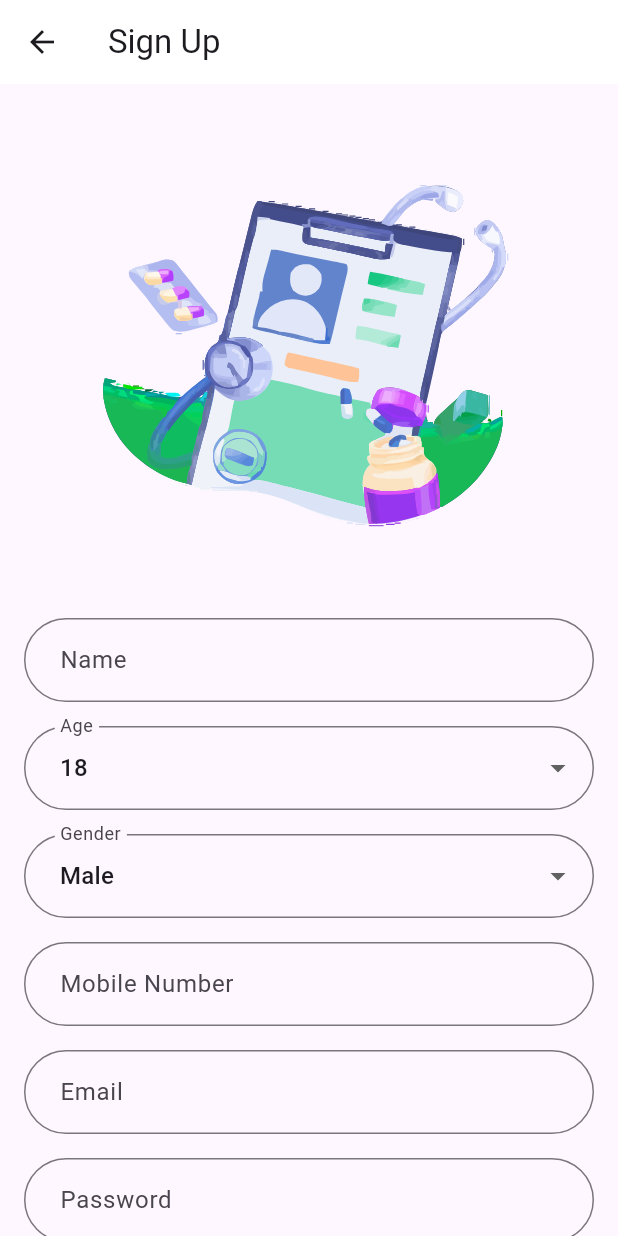
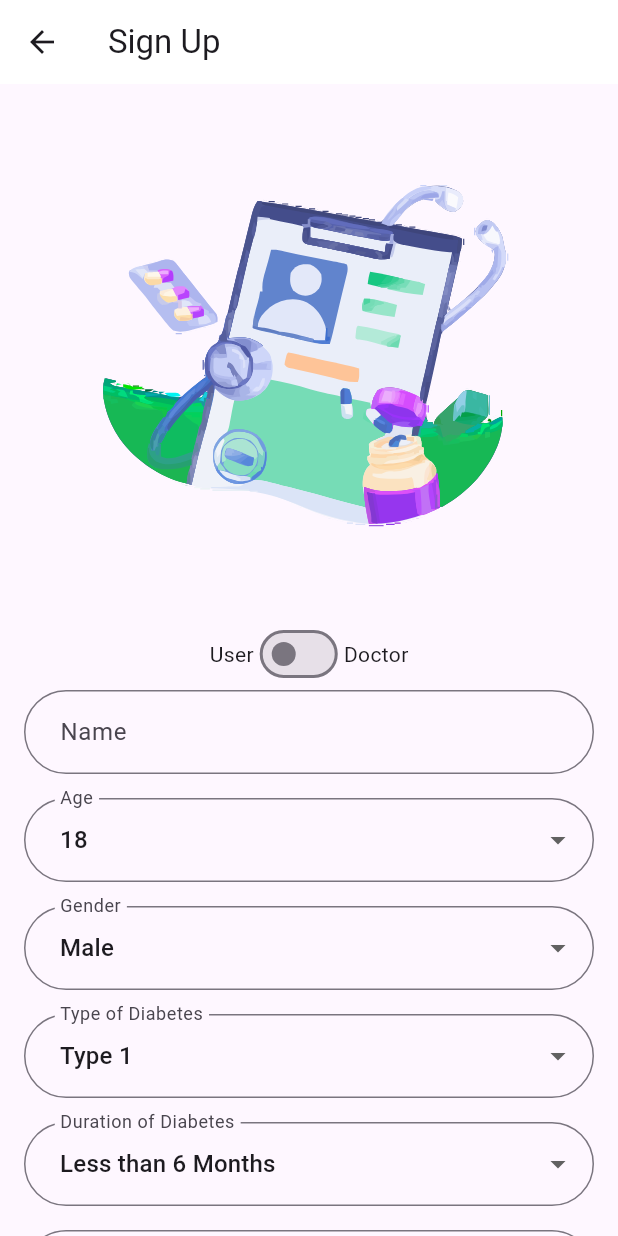
Before and after one commit to vxnkt/diabetes_management_app, a Flutter app: the SignupPage screen opened directly, on a phone screen of 412 x 824 dp. Run offline on Flutter 3.47's test engine with Material 3 defaults, Android fonts, the phone set to English and light mode, and no system bars; our stand-ins replace cloud_firestore, firebase_auth, firebase_core, firebase_storage, fl_chart, flutter_local_notifications and 4 more; missing offline and left inert: flutter_phone_direct_caller; accounts and stored records are empty.

Commit message:
doctor login and signup

```diff
--- a/lib/authentication/signup.dart
+++ b/lib/authentication/signup.dart
@@ -2,7 +2,6 @@ import 'package:appathon/authentication/details_page.dart';
 import 'package:flutter/material.dart';
 import 'package:flutter_svg/flutter_svg.dart';
 import '../firebase/auth_methods.dart';
-
 
 class SignupPage extends StatefulWidget {
   @override
@@ -11,6 +10,7 @@ class SignupPage extends StatefulWidget {
 
 class _SignupPageState extends State<SignupPage> {
   final GlobalKey<FormState> _formKey = GlobalKey<FormState>();
+  bool _isDoctorSignup = false; // Toggle between user and doctor signup
   String _name = '';
   int _age = 18;
   String _gender = 'Male';
@@ -19,6 +19,7 @@ class _SignupPageState extends State<SignupPage> {
   String _password = '';
   String _diabetesType = 'Type 1';
   String _diabetesDuration = 'Less than 6 Months';
+  String _doctorUid = ''; // For doctor signup
   bool _isLoading = false;
 
   AuthMethods _authMethods = AuthMethods();
@@ -45,7 +46,16 @@ class _SignupPageState extends State<SignupPage> {
         _isLoading = true;
       });
 
-      String? result = await _authMethods.signupUser(
+      String? result;
+      if (_isDoctorSignup) {
+        result = await _authMethods.signupDoctor(
+          email: _email,
+          password: _password,
+          mobileNumber: _mobileNumber,
+          name: _name,
+        );
+      } else {
+        result = await _authMethods.signupUser(
           email: _email,
           password: _password,
           mobileNumber: _mobileNumber,
@@ -55,17 +65,24 @@ class _SignupPageState extends State<SignupPage> {
           diabetesType: _diabetesType,
           diabetesDuration: _diabetesDuration,
         );
+      }
 
       setState(() {
         _isLoading = false;
       });
 
       if (result == "Success") {
-        // Navigate to MedicalDetailsPage after successful signup
+        // Redirect based on the signup type
+        if (_isDoctorSignup) {
+          // Navigate to the Doctor's homepage if signup is for Doctor
+          Navigator.pushReplacementNamed(context, '/doctorHomePage');
+        } else {
+          // Navigate to Medical Details page for users
           Navigator.pushReplacement(
             context,
             MaterialPageRoute(builder: (context) => MedicalDetailsPage()),
           );
+        }
       } else {
         showDialog(
           context: context,
@@ -107,6 +124,23 @@ class _SignupPageState extends State<SignupPage> {
               ),
               SizedBox(height: 40),
 
+              // Switch between User and Doctor Signup
+              Row(
+                mainAxisAlignment: MainAxisAlignment.center,
+                children: [
+                  Text('User'),
+                  Switch(
+                    value: _isDoctorSignup,
+                    onChanged: (value) {
+                      setState(() {
+                        _isDoctorSignup = value;
+                      });
+                    },
+                  ),
+                  Text('Doctor'),
+                ],
+              ),
+
               // Name Field
               TextFormField(
                 decoration: _inputDecoration('Name'),
@@ -120,7 +154,8 @@ class _SignupPageState extends State<SignupPage> {
               ),
               SizedBox(height: 16),
 
-              // Age Field
+              if (!_isDoctorSignup) ...[
+                // User specific fields: Age, Gender, Diabetes Type, and Duration
                 DropdownButtonFormField<int>(
                   decoration: _inputDecoration('Age'),
                   value: _age,
@@ -134,7 +169,6 @@ class _SignupPageState extends State<SignupPage> {
                 ),
                 SizedBox(height: 16),
 
-              // Gender Field
                 DropdownButtonFormField<String>(
                   decoration: _inputDecoration('Gender'),
                   value: _gender,
@@ -148,19 +182,38 @@ class _SignupPageState extends State<SignupPage> {
                 ),
                 SizedBox(height: 16),
 
-              // Mobile Number Field
-              TextFormField(
-                decoration: _inputDecoration('Mobile Number'),
-                keyboardType: TextInputType.phone,
-                validator: (value) {
-                  if (value == null || value.isEmpty) {
-                    return 'Please enter your mobile number';
-                  }
-                  return null;
-                },
-                onSaved: (value) => _mobileNumber = value ?? '',
+                DropdownButtonFormField<String>(
+                  decoration: _inputDecoration('Type of Diabetes'),
+                  value: _diabetesType,
+                  items: ['Type 1', 'Type 2', 'Gestational Diabetes']
+                      .map((type) => DropdownMenuItem(
+                            value: type,
+                            child: Text(type),
+                          ))
+                      .toList(),
+                  onChanged: (value) => setState(() => _diabetesType = value!),
                 ),
                 SizedBox(height: 16),
+
+                DropdownButtonFormField<String>(
+                  decoration: _inputDecoration('Duration of Diabetes'),
+                  value: _diabetesDuration,
+                  items: [
+                    'Less than 6 Months',
+                    '12 months (1 year)',
+                    for (int i = 2; i <= 12; i++) '$i years',
+                    'More than 12 years'
+                  ]
+                      .map((duration) => DropdownMenuItem(
+                            value: duration,
+                            child: Text(duration),
+                          ))
+                      .toList(),
+                  onChanged: (value) =>
+                      setState(() => _diabetesDuration = value!),
+                ),
+                SizedBox(height: 16),
+              ],
 
               // Email Field
               TextFormField(
@@ -169,7 +222,9 @@ class _SignupPageState extends State<SignupPage> {
                 validator: (value) {
                   if (value == null || value.isEmpty) {
                     return 'Please enter your email';
-                  } else if (!RegExp(r"^[a-zA-Z0-9._%+-]+@[a-zA-Z0-9.-]+\.[a-zA-Z]{2,}$").hasMatch(value)) {
+                  } else if (!RegExp(
+                          r"^[a-zA-Z0-9._%+-]+@[a-zA-Z0-9.-]+\.[a-zA-Z]{2,}$")
+                      .hasMatch(value)) {
                     return 'Please enter a valid email address';
                   }
                   return null;
@@ -194,35 +249,17 @@ class _SignupPageState extends State<SignupPage> {
               ),
               SizedBox(height: 16),
 
-              // Type of Diabetes Field
-              DropdownButtonFormField<String>(
-                decoration: _inputDecoration('Type of Diabetes'),
-                value: _diabetesType,
-                items: ['Type 1', 'Type 2', 'Gestational Diabetes']
-                    .map((type) => DropdownMenuItem(
-                  value: type,
-                  child: Text(type),
-                ))
-                    .toList(),
-                onChanged: (value) => setState(() => _diabetesType = value!),
-              ),
-              SizedBox(height: 16),
-
-              // Duration of Diabetes Field
-              DropdownButtonFormField<String>(
-                decoration: _inputDecoration('Duration of Diabetes'),
-                value: _diabetesDuration,
-                items: [
-                  'Less than 6 Months',
-                  '12 months (1 year)',
-                  for (int i = 2; i <= 12; i++) '$i years',
-                  'More than 12 years'
-                ].map((duration) => DropdownMenuItem(
-                  value: duration,
-                  child: Text(duration),
-                )).toList(),
-                onChanged: (value) =>
-                    setState(() => _diabetesDuration = value!),
+              // Mobile Number Field
+              TextFormField(
+                decoration: _inputDecoration('Mobile Number'),
+                keyboardType: TextInputType.phone,
+                validator: (value) {
+                  if (value == null || value.isEmpty) {
+                    return 'Please enter your mobile number';
+                  }
+                  return null;
+                },
+                onSaved: (value) => _mobileNumber = value ?? '',
               ),
               SizedBox(height: 40),
 
@@ -239,7 +276,8 @@ class _SignupPageState extends State<SignupPage> {
                           borderRadius: BorderRadius.circular(30.0),
                         ),
                       ),
-                child: Text('Sign Up', style: TextStyle(color: Colors.white)),
+                      child: Text('Sign Up',
+                          style: TextStyle(color: Colors.white)),
                     ),
               SizedBox(height: 20),
 
@@ -252,7 +290,8 @@ class _SignupPageState extends State<SignupPage> {
                     onPressed: () {
                       Navigator.pushReplacementNamed(context, '/login');
                     },
-                    child: Text('Sign In', style: TextStyle(color: Colors.deepPurple)),
+                    child: Text('Sign In',
+                        style: TextStyle(color: Colors.deepPurple)),
                   ),
                 ],
               ),
--- /dev/null
+++ b/lib/models/doctor.dart
@@ -0,0 +1,24 @@
+class Doctor {
+  final String uid;
+  final String name;
+  final String email;
+  final String mobileNo;
+
+  Doctor({
+    required this.uid,
+    required this.name,
+    required this.email,
+    required this.mobileNo,
+  });
+
+  Map<String, dynamic> toJson() {
+    return {
+      'uid': uid,
+      'name': name,
+      'email': email,
+      'mobileNo': mobileNo,
+    };
+  }
+
+// Add fromJson method if you need it
+}
```
Also changed, not shown: lib/authentication/signin_page.dart (+20 -12 lines), lib/doctor screens/doc_homepage.dart (added, +28 -0 lines), lib/firebase/auth_methods.dart (+77 -5 lines), lib/main.dart (+14 -4 lines), 1 other file. Lines whose indentation alone changed are shown as unchanged.
